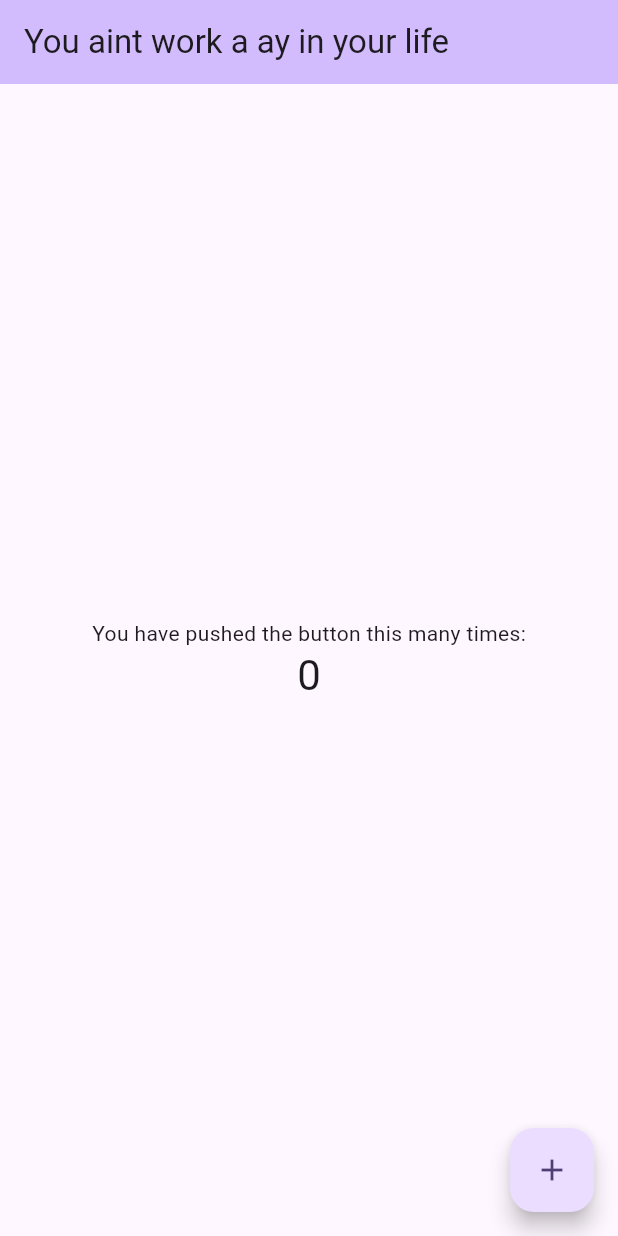
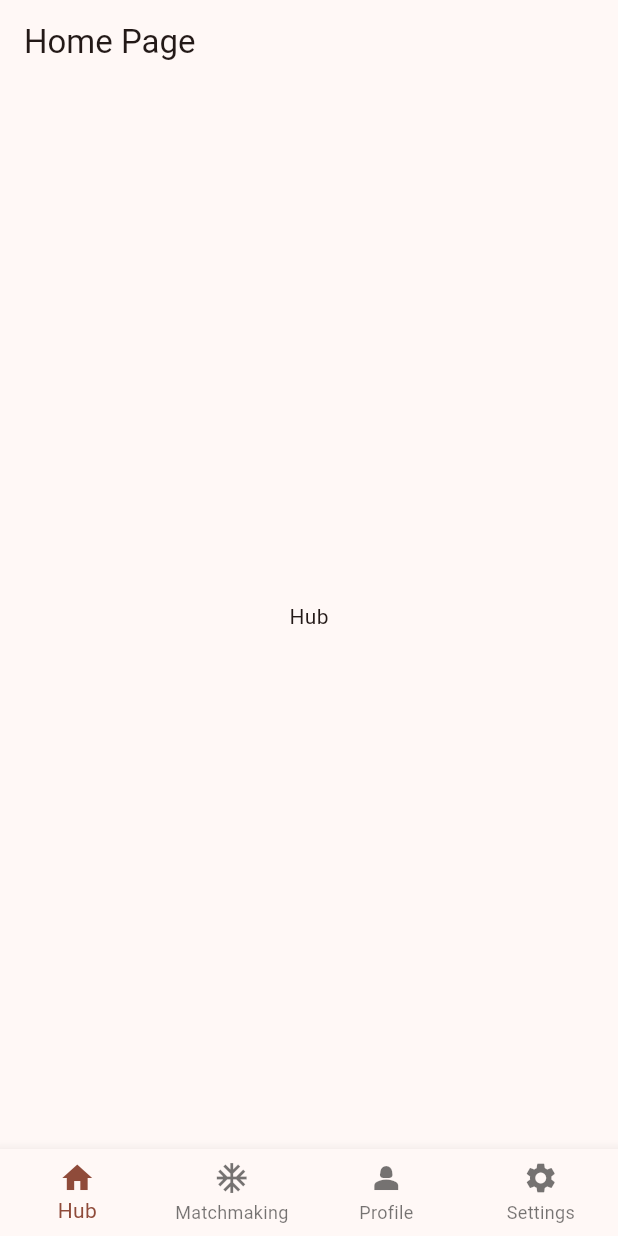
Before and after one commit to poudss/ForgeApp, a Flutter app: the screen it shows after launch, on a phone screen of 412 x 824 dp. Run offline on Flutter 3.47's test engine with Material 3 defaults, Android fonts, the phone set to English and light mode, and no system bars.

Commit message:
Task bar created with four buttons.
Co-authored-by: toasty0nion <toasty0nion@users.noreply.github.com>

```diff
--- a/lib/main.dart
+++ b/lib/main.dart
@@ -1,4 +1,5 @@
 import 'package:flutter/material.dart';
+import 'screens/home_page.dart';
 
 void main() {
   runApp(const MyApp());
@@ -28,9 +29,11 @@
         //
         // This works for code too, not just values: Most code changes can be
         // tested with just a hot reload.
-        colorScheme: ColorScheme.fromSeed(seedColor: Colors.deepPurple),
+        colorScheme: ColorScheme.fromSeed(
+          seedColor: const Color.fromARGB(255, 252, 63, 0),
+        ),
       ),
-      home: const MyHomePage(title: 'You aint work a ay in your life'),
+      home: const HomePage(),
     );
   }
 }
@@ -65,6 +68,7 @@
       // called again, and so nothing would appear to happen.
       _counter++;
     });
+    // this line sucks
   }
 
   @override
--- /dev/null
+++ b/lib/screens/home_page.dart
@@ -0,0 +1,52 @@
+import 'package:flutter/material.dart';
+
+class HomePage extends StatefulWidget {
+  const HomePage({super.key});
+
+  @override
+  State<HomePage> createState() => _HomePageState();
+}
+
+class _HomePageState extends State<HomePage> {
+  int _selectedIndex = 0;
+  static const List<Widget> _pages = <Widget>[
+    Center(child: Text('Hub')),
+    Center(child: Text('Matchmaking')),
+    Center(child: Text('Profile')),
+    Center(child: Text('Settings')),
+  ];
+
+  void _onItemTapped(int index) {
+    setState(() {
+      _selectedIndex = index;
+    });
+  }
+
+  @override
+  Widget build(BuildContext context) {
+    return Scaffold(
+      appBar: AppBar(title: const Text('Home Page')),
+      body: _pages[_selectedIndex],
+      bottomNavigationBar: BottomNavigationBar(
+        type: BottomNavigationBarType.fixed,
+        currentIndex: _selectedIndex,
+        onTap: _onItemTapped,
+        items: const [
+          BottomNavigationBarItem(icon: Icon(Icons.home), label: 'Hub'),
+          BottomNavigationBarItem(
+            icon: Icon(Icons.ac_unit),
+            label: 'Matchmaking',
+          ),
+          BottomNavigationBarItem(
+            icon: Icon(Icons.person_2_sharp),
+            label: 'Profile',
+          ),
+          BottomNavigationBarItem(
+            icon: Icon(Icons.settings),
+            label: 'Settings',
+          ),
+        ],
+      ),
+    );
+  }
+}
```
